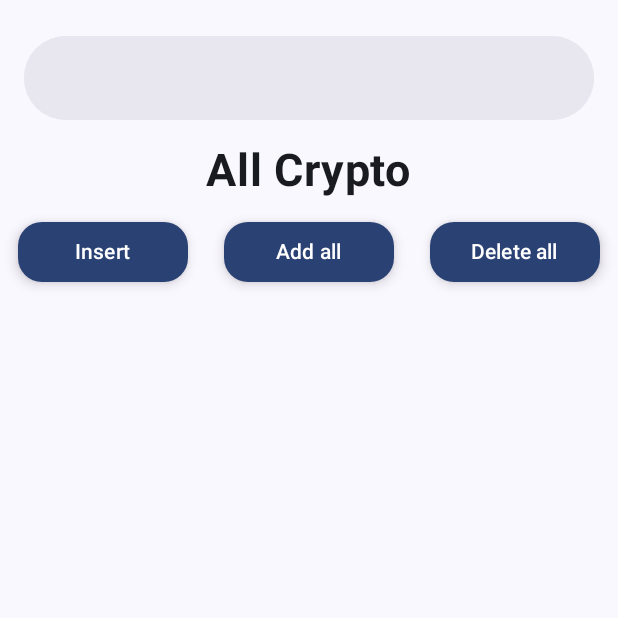
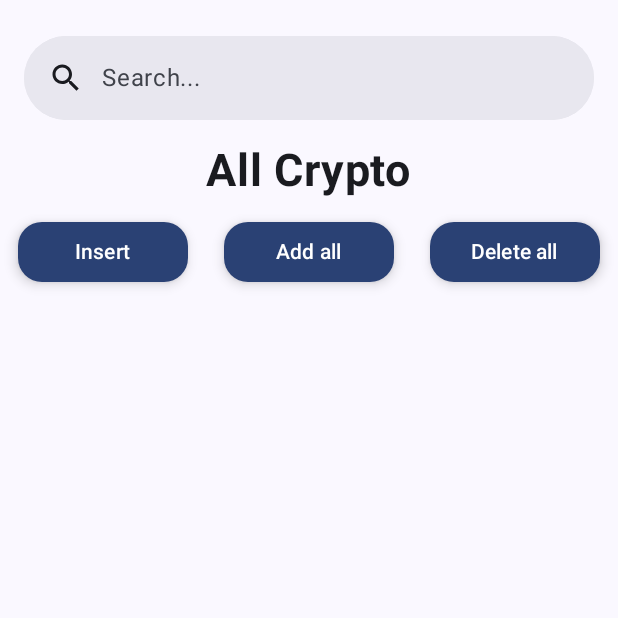
Before and after one commit to ChienChiaChen/CurrencyListDemo, an Android app built with Jetpack Compose: the screen it shows after launch (MainActivity), on a phone screen of 412 x 824 dp, the top half of it. Run offline under Robolectric (Android 15) with nearby library versions, the phone set to English and light mode, and no system bars; our stand-ins replace Room's generated code, accompanist; 1 statement that could not run was skipped.

Commit message:
Refine search bar.

```diff
--- a/app/src/main/java/com/example/currencylistdemo/ui/common/MainScreen.kt
+++ b/app/src/main/java/com/example/currencylistdemo/ui/common/MainScreen.kt
@@ -4,10 +4,15 @@ import android.annotation.SuppressLint
 import androidx.compose.foundation.layout.Box
 import androidx.compose.foundation.layout.fillMaxWidth
 import androidx.compose.foundation.layout.padding
+import androidx.compose.material.icons.Icons
+import androidx.compose.material.icons.filled.Search
 import androidx.compose.material3.BottomAppBar
 import androidx.compose.material3.ExperimentalMaterial3Api
+import androidx.compose.material3.Icon
+import androidx.compose.material3.MaterialTheme
 import androidx.compose.material3.Scaffold
 import androidx.compose.material3.SearchBar
+import androidx.compose.material3.Text
 import androidx.compose.runtime.Composable
 import androidx.compose.runtime.collectAsState
 import androidx.compose.runtime.getValue
@@ -38,7 +43,16 @@ fun MainScreen(viewModel: MainViewModel = koinViewModel()) {
                 onActiveChange = {},
                 modifier = Modifier
                     .fillMaxWidth()
-                    .padding(16.dp)
+                    .padding(16.dp),
+                leadingIcon = {
+                    Icon(
+                        imageVector = Icons.Default.Search,
+                        tint = MaterialTheme.colorScheme.onSurface,
+                        contentDescription = "Search"
+                    )
+                }, placeholder = {
+                    Text(text = "Search...")
+                }
             ) {}
         },
         bottomBar = {
```
